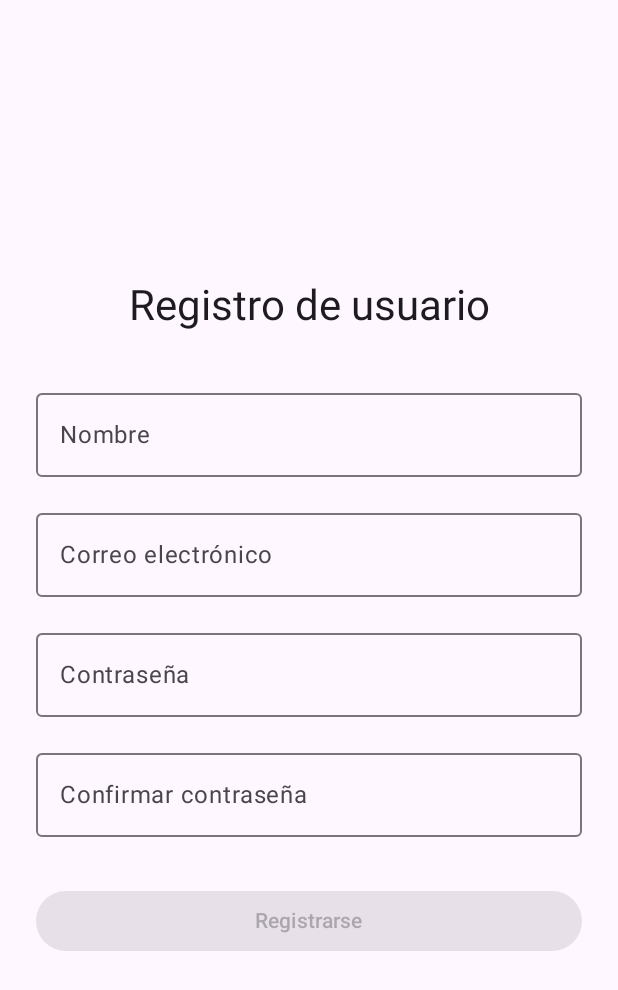
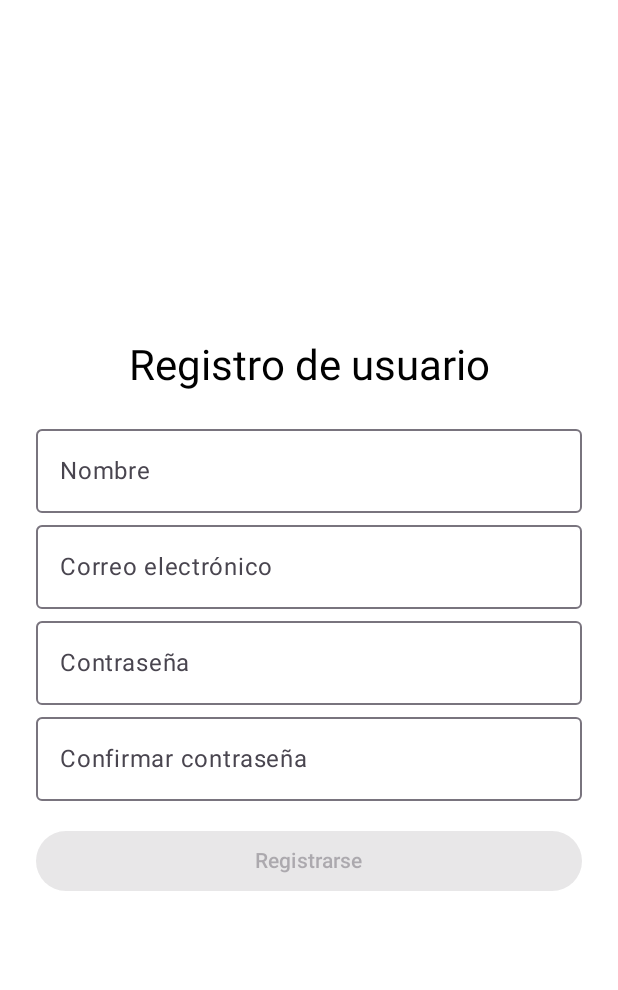
Before and after one commit to colmenero0/RobotMiniSumo, an Android app built with Jetpack Compose: the @Preview function RegisterViewPreview, on a phone screen of 412 x 824 dp. Shown: the top 990 px of the screen. Run offline under Robolectric (Android 15) with nearby library versions, the phone set to English and light mode, and no system bars.

```diff
--- a/app/src/main/java/com/example/robotminisumo/appUI/app/view/register/RegisterView.kt
+++ b/app/src/main/java/com/example/robotminisumo/appUI/app/view/register/RegisterView.kt
@@ -3,7 +3,6 @@ package com.example.robotminisumo.appUI.app.view.register
 import androidx.compose.foundation.layout.*
 import androidx.compose.foundation.text.KeyboardOptions
 import androidx.compose.material3.*
-import androidx.compose.material3.MaterialTheme.typography
 import androidx.compose.runtime.*
 import androidx.compose.ui.Alignment
 import androidx.compose.ui.Modifier
@@ -11,27 +10,19 @@ import androidx.compose.ui.text.input.*
 import androidx.compose.ui.tooling.preview.Preview
 import androidx.compose.ui.unit.dp
 import androidx.navigation.NavController
-import com.example.robotminisumo.appUI.app.view.login.LoginView
 
 @Composable
-fun RegisterView(navController: NavController?,
-                 onRegisterClicked: (name: String, email: String, password: String) -> Unit = { _, _, _ -> }
-) {
+fun RegisterView(navController: NavController?) {
     var name by remember { mutableStateOf("") }
     var email by remember { mutableStateOf("") }
     var password by remember { mutableStateOf("") }
     var confirmPassword by remember { mutableStateOf("") }
 
-    var passwordVisible by remember { mutableStateOf(false) }
-    var confirmPasswordVisible by remember { mutableStateOf(false) }
+    var showMessage by remember { mutableStateOf("") }
 
     val passwordsMatch = password == confirmPassword
     val isFormValid = name.isNotBlank() && email.isNotBlank() && passwordsMatch && password.isNotBlank()
 
-    Surface(
-        modifier = Modifier.fillMaxSize(),
-        color = MaterialTheme.colorScheme.background
-    ) {
     Column(
         modifier = Modifier
             .fillMaxSize()
@@ -39,86 +30,63 @@ fun RegisterView(navController: NavController?,
         verticalArrangement = Arrangement.Center,
         horizontalAlignment = Alignment.CenterHorizontally
     ) {
-            Text("Registro de usuario", style = typography.headlineMedium)
-
-            Spacer(modifier = Modifier.height(32.dp))
+        Text("Registro de usuario", style = MaterialTheme.typography.headlineMedium)
+        Spacer(modifier = Modifier.height(16.dp))
 
         OutlinedTextField(
             value = name,
             onValueChange = { name = it },
             label = { Text("Nombre") },
-                singleLine = true,
             modifier = Modifier.fillMaxWidth()
         )
-
-            Spacer(modifier = Modifier.height(16.dp))
 
         OutlinedTextField(
             value = email,
             onValueChange = { email = it },
             label = { Text("Correo electrónico") },
-                singleLine = true,
             keyboardOptions = KeyboardOptions(keyboardType = KeyboardType.Email),
             modifier = Modifier.fillMaxWidth()
         )
-
-            Spacer(modifier = Modifier.height(16.dp))
 
         OutlinedTextField(
             value = password,
             onValueChange = { password = it },
             label = { Text("Contraseña") },
-                singleLine = true,
-                visualTransformation = if (passwordVisible) VisualTransformation.None else PasswordVisualTransformation(),
-                trailingIcon = {
-//                    val icon = if (passwordVisible) Icons.Filled.VisibilityOff else Icons.Filled.Visibility
-                    IconButton(onClick = { passwordVisible = !passwordVisible }) {
-//                        Icon(imageVector = icon, contentDescription = null)
-                    }
-                },
+            visualTransformation = PasswordVisualTransformation(),
+            keyboardOptions = KeyboardOptions(keyboardType = KeyboardType.Password),
+            modifier = Modifier.fillMaxWidth()
+        )
+
+        OutlinedTextField(
+            value = confirmPassword,
+            onValueChange = { confirmPassword = it },
+            label = { Text("Confirmar contraseña") },
+            isError = confirmPassword.isNotEmpty() && !passwordsMatch,
+            visualTransformation = PasswordVisualTransformation(),
             keyboardOptions = KeyboardOptions(keyboardType = KeyboardType.Password),
             modifier = Modifier.fillMaxWidth()
         )
 
         Spacer(modifier = Modifier.height(16.dp))
-
-            OutlinedTextField(
-                value = confirmPassword,
-                onValueChange = { confirmPassword = it },
-                label = { Text("Confirmar contraseña") },
-                singleLine = true,
-                isError = confirmPassword.isNotEmpty() && !passwordsMatch,
-                visualTransformation = if (confirmPasswordVisible) VisualTransformation.None else PasswordVisualTransformation(),
-                trailingIcon = {
-//                    val icon = if (confirmPasswordVisible) Icons.Filled.VisibilityOff else Icons.Filled.Visibility
-                    IconButton(onClick = { confirmPasswordVisible = !confirmPasswordVisible }) {
-//                        Icon(imageVector = icon, contentDescription = null)
+        Button(
+            onClick = {
+                sendRegisterData(name, email, password) { response ->
+                    showMessage = response
                 }
             },
-                keyboardOptions = KeyboardOptions(keyboardType = KeyboardType.Password),
-                modifier = Modifier.fillMaxWidth()
-            )
-            if (confirmPassword.isNotEmpty() && !passwordsMatch) {
-                Text(
-                    text = "Las contraseñas no coinciden",
-                    color = MaterialTheme.colorScheme.error,
-                    style = typography.bodySmall,
-                    modifier = Modifier.align(Alignment.Start)
-                )
-            }
-
-            Spacer(modifier = Modifier.height(32.dp))
-
-            Button(
-                onClick = { onRegisterClicked(name, email, password) },
             enabled = isFormValid,
             modifier = Modifier.fillMaxWidth()
         ) {
             Text("Registrarse")
         }
+
+        if (showMessage.isNotEmpty()) {
+            Spacer(modifier = Modifier.height(16.dp))
+            Text(showMessage)
         }
     }
 }
+
 @Composable
 @Preview(showBackground = true, name = "X990", device = "spec:width=360dp,height=640dp,dpi=320")
 fun RegisterViewPreview() {
```
Also changed, not shown: app/src/main/AndroidManifest.xml (+6 -1 lines), app/src/main/java/com/example/robotminisumo/appUI/MainActivity.kt (+15 -3 lines), app/src/main/java/com/example/robotminisumo/appUI/app/view/login/LoginView.kt (+22 -25 lines), app/src/main/java/com/example/robotminisumo/appUI/app/view/login/loginUser.kt (added, +27 -0 lines), app/src/main/java/com/example/robotminisumo/appUI/app/view/register/sendRegisterData.kt (added, +34 -0 lines), app/src/main/java/com/example/robotminisumo/appUI/navigation/AppsNavigation.kt (+15 -0 lines). Lines whose indentation alone changed are shown as unchanged.
